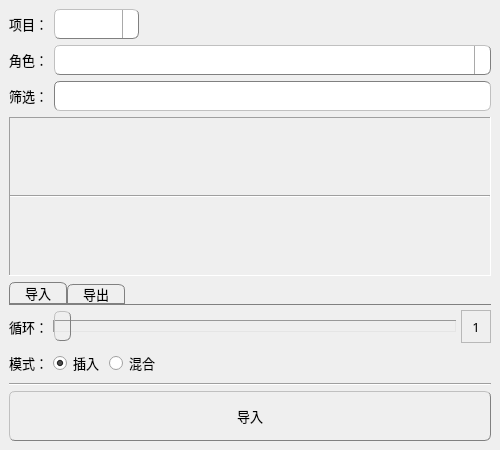
Before: the Qt Designer form commons/ui/motionLib.ui in lonegather/Barbarian, drawn with Qt 5.
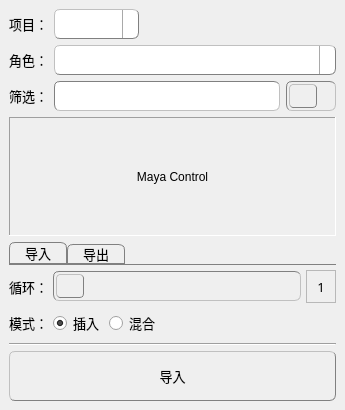
After: the same form once the commit is applied. Icons and pictures are not drawn.

Diff of the .ui file:
```diff
--- a/commons/ui/motionLib.ui
+++ b/commons/ui/motionLib.ui
@@ -6,14 +6,14 @@
    <rect>
     <x>0</x>
     <y>0</y>
-    <width>500</width>
-    <height>450</height>
+    <width>345</width>
+    <height>410</height>
    </rect>
   </property>
   <property name="minimumSize">
    <size>
-    <width>500</width>
-    <height>450</height>
+    <width>345</width>
+    <height>410</height>
    </size>
   </property>
   <property name="font">
@@ -104,26 +104,27 @@
 }
 
 QSlider::groove:horizontal {
-    border: 1px solid #999999;
+	border: 1px solid gray;
 	border-style: inset;
-    height: 10px; /* the groove expands to the size of the slider by default. by giving it a height, it has a fixed size */
+	border-radius: 6px;
+    height: 28px; /* the groove expands to the size of the slider by default. by giving it a height, it has a fixed size */
     background: qlineargradient(spread:pad, x1:0, y1:0, x2:0, y2:1, 
                                 stop:0 rgba(20, 20, 20, 255), 
                                 stop:0.3 rgba(40, 40, 40, 255), 
                                 stop:1 rgba(50, 50, 50, 255));
-    margin: 2px 0;
 }
 
 QSlider::handle:horizontal {
     background: qlineargradient(spread:pad, x1:0, y1:0, x2:0, y2:1, 
                                 stop:0 rgba(140, 140, 140, 255), 
-                                stop:0.3 rgba(80, 80, 80, 255), 
+                                stop:0.2 rgba(60, 60, 60, 255),
+                                stop:0.8 rgba(60, 60, 60, 255), 
                                 stop:1 rgba(100, 100, 100, 255));
     border: 1px solid gray;
 	border-style: outset;
-    width: 15px;
-    margin: -10px 0; /* handle is placed by default on the contents rect of the groove. Expand outside the groove */
-    border-radius: 6px;
+    width: 26px;
+    margin: 2px 2px; /* handle is placed by default on the contents rect of the groove. Expand outside the groove */
+    border-radius: 4px;
 }
 
 QSlider::handle:horizontal:hover {
@@ -299,22 +300,12 @@
           <height>30</height>
          </size>
         </property>
-       </widget>
-      </item>
-      <item row="2" column="1">
-       <widget class="QLineEdit" name="motionLibLEFilter">
-        <property name="minimumSize">
+        <property name="maximumSize">
          <size>
-          <width>0</width>
-          <height>30</height>
+          <width>282</width>
+          <height>16777215</height>
          </size>
         </property>
-        <property name="font">
-         <font>
-          <family>微软雅黑</family>
-          <pointsize>10</pointsize>
-         </font>
-        </property>
        </widget>
       </item>
       <item row="2" column="0">
@@ -333,6 +324,79 @@
         </property>
        </widget>
       </item>
+      <item row="2" column="1">
+       <layout class="QHBoxLayout" name="horizontalLayout_4">
+        <property name="spacing">
+         <number>0</number>
+        </property>
+        <item>
+         <widget class="QLineEdit" name="motionLibLEFilter">
+          <property name="sizePolicy">
+           <sizepolicy hsizetype="Fixed" vsizetype="Fixed">
+            <horstretch>0</horstretch>
+            <verstretch>0</verstretch>
+           </sizepolicy>
+          </property>
+          <property name="minimumSize">
+           <size>
+            <width>226</width>
+            <height>30</height>
+           </size>
+          </property>
+          <property name="font">
+           <font>
+            <family>微软雅黑</family>
+            <pointsize>10</pointsize>
+           </font>
+          </property>
+         </widget>
+        </item>
+        <item>
+         <spacer name="horizontalSpacer_3">
+          <property name="orientation">
+           <enum>Qt::Horizontal</enum>
+          </property>
+          <property name="sizeHint" stdset="0">
+           <size>
+            <width>40</width>
+            <height>20</height>
+           </size>
+          </property>
+         </spacer>
+        </item>
+        <item>
+         <widget class="QSlider" name="motionLibHSView">
+          <property name="sizePolicy">
+           <sizepolicy hsizetype="Fixed" vsizetype="Fixed">
+            <horstretch>0</horstretch>
+            <verstretch>0</verstretch>
+           </sizepolicy>
+          </property>
+          <property name="minimumSize">
+           <size>
+            <width>0</width>
+            <height>30</height>
+           </size>
+          </property>
+          <property name="maximumSize">
+           <size>
+            <width>50</width>
+            <height>16777215</height>
+           </size>
+          </property>
+          <property name="minimum">
+           <number>0</number>
+          </property>
+          <property name="maximum">
+           <number>1</number>
+          </property>
+          <property name="orientation">
+           <enum>Qt::Horizontal</enum>
+          </property>
+         </widget>
+        </item>
+       </layout>
+      </item>
      </layout>
     </item>
     <item>
@@ -369,9 +433,12 @@
         <number>0</number>
        </property>
        <item row="0" column="0">
-        <widget class="Line" name="line_3">
-         <property name="orientation">
-          <enum>Qt::Horizontal</enum>
+        <widget class="QLabel" name="label_8">
+         <property name="text">
+          <string>Maya Control</string>
+         </property>
+         <property name="alignment">
+          <set>Qt::AlignCenter</set>
          </property>
         </widget>
        </item>
```
Left out of the diff: 16 changed lines with no effect on the pictures.
